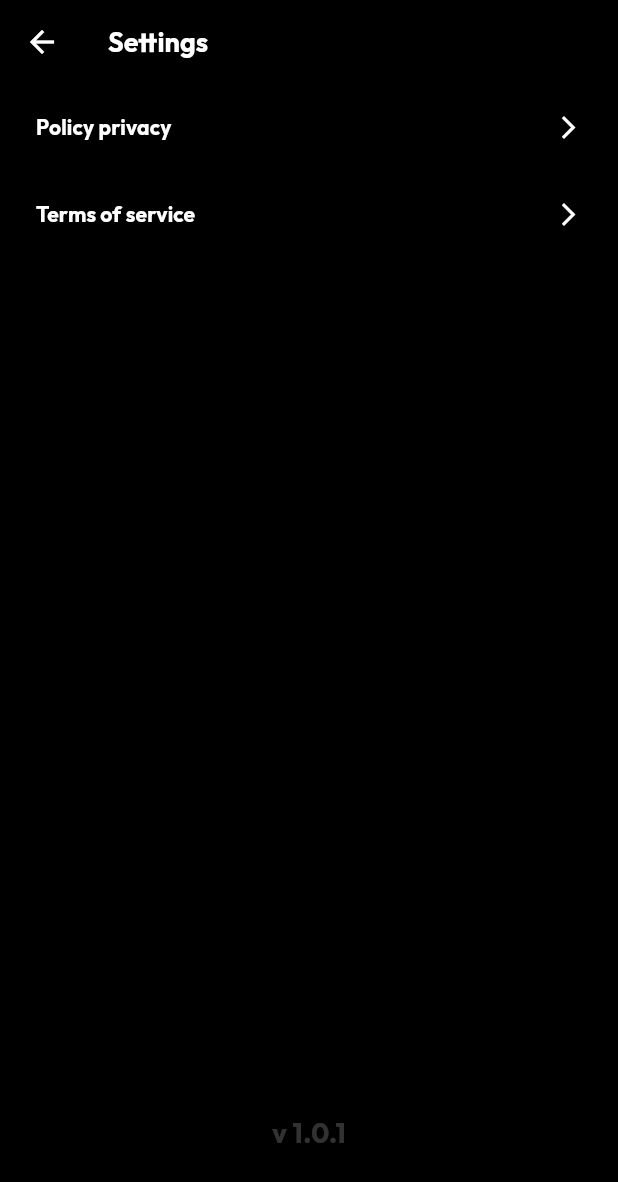
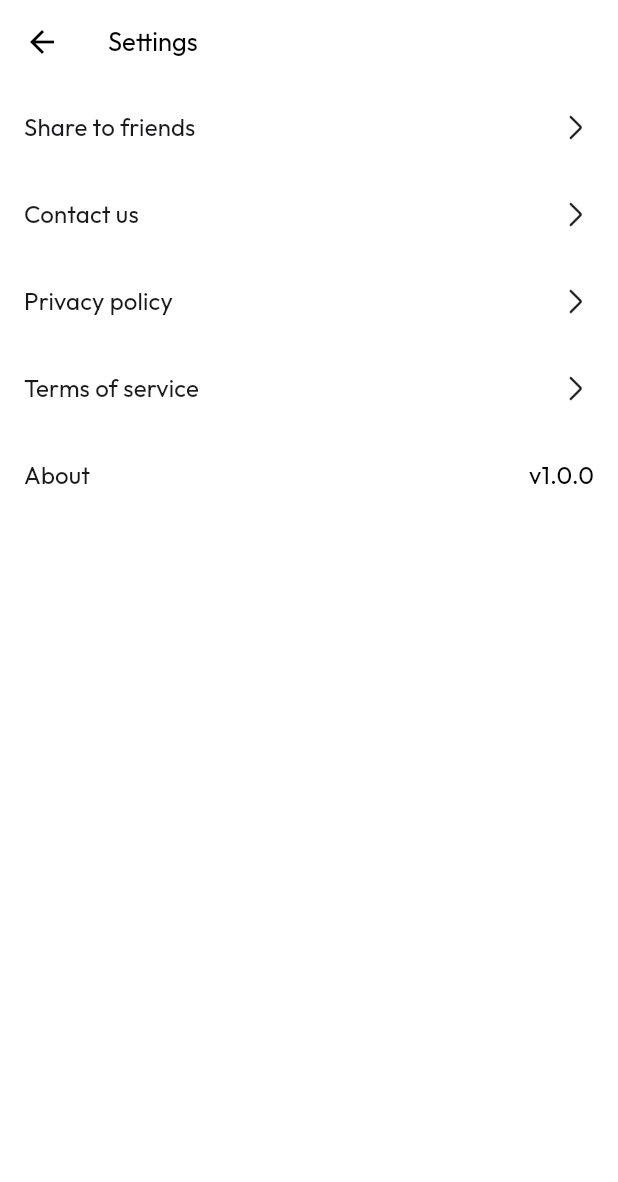
Before and after one commit to cctip/flutter_coin_zone, a Flutter app: the SettingView screen opened by its route, on a phone screen of 412 x 824 dp. Shown: the top 1182 px of the screen. Run offline on Flutter 3.47's test engine with Material 3 defaults, Android fonts, the light colour scheme and no system bars; our stand-ins replace shared_preferences; accounts and stored records are empty.

Commit message:
feat: update

```diff
--- a/lib/pages/home.dart
+++ b/lib/pages/home.dart
@@ -17,7 +17,7 @@ class HomePageState extends State<HomePage> {
       body: Container(
         padding: const EdgeInsets.fromLTRB(0, kToolbarHeight, 0, 0),
         decoration: BoxDecoration(
-          color: Color(0xff0F0F12),
+          color: Color(0xffFFFFFF),
           image: DecorationImage(image: AssetImage('assets/images/home/home_bg.png'), fit: BoxFit.fill)
         ),
         child: Column(
@@ -50,7 +50,6 @@ class HomePageState extends State<HomePage> {
             Expanded(
               child: Container(
                 padding: EdgeInsets.fromLTRB(16, 16, 16, 0),
-                // clipBehavior: Clip.none,
                 child: CustomScrollView(
                   slivers: [
                     SliverToBoxAdapter(
--- a/lib/pages/setting.dart
+++ b/lib/pages/setting.dart
@@ -9,47 +9,68 @@ class SettingView extends StatelessWidget {
 	@override
 	Widget build(BuildContext context) {
 		return Scaffold(
-      backgroundColor: Colors.black,
+      backgroundColor: Colors.white,
 			body: Column(
         children: [
           AppBar(
-            backgroundColor: Colors.black,
-            iconTheme: IconThemeData(color: Colors.white),
+            backgroundColor: Colors.white,
+            iconTheme: IconThemeData(color: Colors.black),
             centerTitle: false,
             title: Text('Settings', style: TextStyle(
-              color: Colors.white,
-              fontSize: 18,
-              fontWeight: FontWeight.bold
+              color: Colors.black,
+              fontSize: 17,
             ))
           ),
           Column(
             children: [
-              linkItem('Policy privacy', (){
-                launchUrl(Uri.parse('https://www.freeprivacypolicy.com/live/f8f77e38-89e6-4d25-85bb-25809cac41c9'));
-              }),
-              linkItem('Terms of service', (){
-                launchUrl(Uri.parse('https://www.freeprivacypolicy.com/live/2d59955b-496a-4833-8b7d-52266a5b8936'));
-              }),
+              linkItem(
+                'Share to friends',
+                Image.asset('assets/icons/arrow.png', width: 24),
+                (){}
+              ),
+              linkItem(
+                'Contact us',
+                Image.asset('assets/icons/arrow.png', width: 24),
+                (){}
+              ),
+              linkItem(
+                'Privacy policy',
+                Image.asset('assets/icons/arrow.png', width: 24),
+                (){
+                  launchUrl(Uri.parse(''));
+                }
+              ),
+              linkItem(
+                'Terms of service',
+                Image.asset('assets/icons/arrow.png', width: 24),
+                (){
+                  launchUrl(Uri.parse(''));
+                }
+              ),
+              linkItem(
+                'About',
+                Text('v1.0.0', style: TextStyle(color: Colors.black, fontSize: 16, fontWeight: FontWeight.w400)),
+                (){
+                  launchUrl(Uri.parse(''));
+                }
+              ),
               // linkItem('Clear Cache', (){ Global.clear(); }),
             ],
           ),
-          Spacer(),
-          Text('v 1.0.1', style: TextStyle(color: Color.fromRGBO(249, 249, 249, 0.2), fontSize: 18, fontWeight: FontWeight.bold)),
-          SizedBox(height: kBottomNavigationBarHeight)
         ],
       ),
 		);
 	}
 }
 
-Widget linkItem(text, func) {
-  return Container(
+Widget linkItem(text, Widget rightWidget, func) {
+  return SizedBox(
     height: 58,
-    decoration: BoxDecoration(color: Colors.black),
     child: ElevatedButton(
       style: ElevatedButton.styleFrom(
+        padding: EdgeInsets.symmetric(horizontal: 16),
         alignment: Alignment.centerLeft,
-        overlayColor: Colors.white,
+        overlayColor: Color(0xFF1B191C),
         shadowColor: Colors.transparent,
         elevation: 0, // 阴影
         backgroundColor: Colors.transparent,
@@ -62,11 +83,11 @@ Widget linkItem(text, func) {
         mainAxisAlignment: MainAxisAlignment.spaceBetween,
         children: [
           Text(text, style: TextStyle(
-            color: Colors.white,
-            fontSize: 14,
-            fontWeight: FontWeight.bold
+            color: Color(0xFF1B191C),
+            fontSize: 16,
+            fontWeight: FontWeight.w400
           )),
-          Icon(Icons.arrow_forward_ios, color: Colors.white)
+          rightWidget
         ],
       ),
     ),
--- a/pubspec.yaml
+++ b/pubspec.yaml
@@ -39,6 +39,7 @@ flutter:
     - assets/images/tabbar/
     - assets/images/avator/
     - assets/images/home/
+    - assets/images/profile/
     - assets/images/splash.png
 
   fonts:
```
Also changed, not shown: lib/pages/profile.dart (+84 -4 lines), assets/icons/arrow.png (added), 5 other files.
